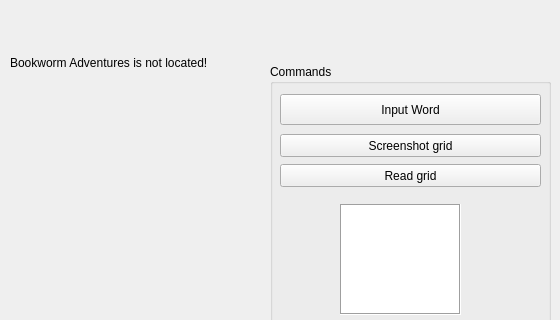
Before: the Qt Designer form form.ui in mb2g17/PyLex, drawn with Qt 5; both pictures show x 0 to 560 and y 126 to 446 of the 560 by 616 pixel window.
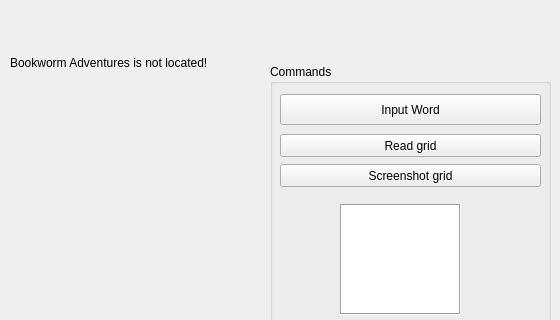
After: the same form once the commit is applied. Icons and pictures are not drawn.

Commit message: swapped positions of screenshot grid and read grid buttons

```diff
--- a/form.ui
+++ b/form.ui
@@ -93,7 +93,7 @@
     <property name="geometry">
      <rect>
       <x>10</x>
-      <y>70</y>
+      <y>100</y>
       <width>261</width>
       <height>23</height>
      </rect>
@@ -162,7 +162,7 @@
     <property name="geometry">
      <rect>
       <x>10</x>
-      <y>100</y>
+      <y>70</y>
       <width>261</width>
       <height>23</height>
      </rect>
```
The commit also changes 3 other files.
